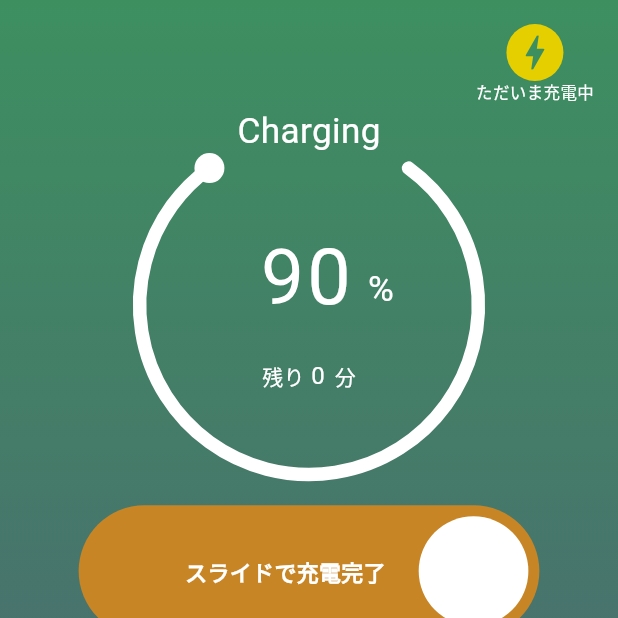
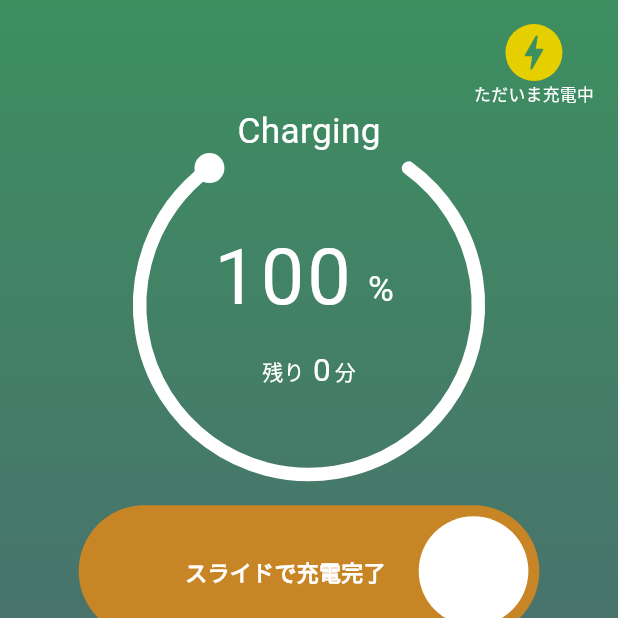
Before and after one commit to Sugisaki/Workshop, a Flutter app: the screen it shows after launch, on a phone screen of 412 x 824 dp, the top half of it. Run offline on Flutter 3.47's test engine with Material 3 defaults, Android fonts, the phone set to English and light mode, and no system bars.

Commit message:
アニメーション完了時の表示変化

```diff
--- a/lib/main.dart
+++ b/lib/main.dart
@@ -2,8 +2,8 @@ import 'package:flutter/material.dart';
 import 'package:flutter/services.dart';
 import 'dart:math' as math;
 
+import 'package:workshop/ChargePage.dart';
 import 'package:workshop/widgets/ProgressArc.dart';
-import 'package:workshop/ChargePage.dart';
 import 'package:workshop/widgets/DrumRollNumbers.dart';
 import 'package:workshop/widgets/MainFooter.dart';
 import 'package:workshop/widgets/CustomSlideSwitch.dart';
@@ -45,7 +45,7 @@ class _MyHomePageState extends State<MyHomePage> {
       GlobalKey<ProgressArcState>();
   final GlobalKey<DrumRollNumbersState> _drumKey =
       GlobalKey<DrumRollNumbersState>();
-
+  bool chargeCompleted = false; // 充電完了
   void _startAnimation() {
     _progressArcKey.currentState!.resetAnimation(); // アニメーション
     _drumKey.currentState!.startRolling([0, 9]); // アニメーション
@@ -67,6 +67,8 @@ class _MyHomePageState extends State<MyHomePage> {
     print('Label Large: ${textTheme.labelLarge?.fontSize}');
     print('Label Medium: ${textTheme.labelMedium?.fontSize}');
     print('Label Small: ${textTheme.labelSmall?.fontSize}');
+
+    double fontSizeM = textTheme.bodyMedium?.fontSize ?? 14;
 
     return Scaffold(
       body: SafeArea(
@@ -120,7 +122,7 @@ class _MyHomePageState extends State<MyHomePage> {
                           ),
                           Text("ただいま充電中",
                               style: TextStyle(
-                                fontSize: textTheme.labelSmall?.fontSize,
+                                fontSize: fontSizeM * 0.8,
                                 color: Colors.white,
                               )
                           )
@@ -142,6 +144,12 @@ class _MyHomePageState extends State<MyHomePage> {
                           endCapRadius: 10.0,
                           startAngle: -math.pi * 1 / 2 + (math.pi * 0.2), // 1時の方向
                           endAngle: math.pi * 3 / 2 - (math.pi * 0.2), // 11時の方向
+                          onAnimationCompleted: () {
+                            // アニメーション完了
+                            setState(() {
+                              chargeCompleted = true;
+                            });
+                          },
                           key: _progressArcKey,
                         ),
                       ),
@@ -163,8 +171,9 @@ class _MyHomePageState extends State<MyHomePage> {
                           ),
                         ),
                       ),
-                      // ドラムロール
-                      Positioned(
+                      // ドラムロール（充電未完から startRolling でアニメーション）
+                      (!chargeCompleted)
+                      ? Positioned(
                         top: progressArcSize / 4,
                         left: screenWidth * 0,
                         child: Container(
@@ -179,6 +188,26 @@ class _MyHomePageState extends State<MyHomePage> {
                               textColor: Colors.white,
                               fontSize: progressArcSize * 0.22,
                               key: _drumKey,
+                            ),
+                          ),
+                        ),
+                      )
+                      // ドラムロール（充電完了したら　100 を表示）
+                      : Positioned(
+                        top: progressArcSize / 4,
+                        left: screenWidth * 0,
+                        child: Container(
+                          alignment: Alignment.centerRight,
+                          height: progressArcSize / 3,
+                          width: progressArcSize * 2/3 , // 幅　2/3
+                          child: Container(
+                            color: Colors.transparent,
+                            child: DrumRollNumbers(
+                              columnNum: 3,
+                              initialNumbers: const [1, 0, 0],
+                              textColor: Colors.white,
+                              fontSize: progressArcSize * 0.22,
+                              key: null,
                             ),
                           ),
                         ),
@@ -219,9 +248,9 @@ class _MyHomePageState extends State<MyHomePage> {
                               ),
                               Container(
                                 width: 20,
-                                child: Text(" 0",
+                                child: Text(chargeCompleted ? " 0" : '  ',
                                   style: TextStyle(
-                                    fontSize: textTheme.bodyLarge?.fontSize,
+                                    fontSize: fontSizeM * 1.5,
                                     color: Colors.white
                                   ),
                                 ),
@@ -252,6 +281,9 @@ class _MyHomePageState extends State<MyHomePage> {
                     },
                     onSlideLeft: () {
                       print("<<<左");
+                      setState(() {
+                        chargeCompleted = false;
+                      });
                     },
                   ),
                   const SizedBox(height: 16.0),
@@ -280,6 +312,9 @@ class _MyHomePageState extends State<MyHomePage> {
             icon: Icons.bolt,
             label: '充電',
             onPressed: () {
+              setState(() {
+                chargeCompleted = false;
+              });
               Navigator.push(
                 context,
                 MaterialPageRoute(
--- a/lib/widgets/DrumRollNumbers.dart
+++ b/lib/widgets/DrumRollNumbers.dart
@@ -5,14 +5,14 @@ class DrumRollNumbers extends StatefulWidget {
   final double fontSize; // フォントサイズ
   final Color textColor; // テキスト色
   final int columnNum; // カラム数
-  final GlobalKey<DrumRollNumbersState> key;
+  final GlobalKey<DrumRollNumbersState>? key;
 
   const DrumRollNumbers({
     this.initialNumbers = const [0, 0],
     this.fontSize = 60.0,
     this.textColor = Colors.white,
     this.columnNum = 2,
-    required this.key
+    this.key
   }) : super(key: key);
 
   @override
--- a/lib/widgets/ProgressArc.dart
+++ b/lib/widgets/ProgressArc.dart
@@ -9,15 +9,17 @@ class ProgressArc extends StatefulWidget {
   final double endCapRadius; // 終端円の大きさ
   final double startAngle; // 円弧の始点
   final double endAngle; // 円弧の終点
+  final VoidCallback? onAnimationCompleted;
   final GlobalKey<ProgressArcState> key;
 
-  ProgressArc({
+  const ProgressArc({
     required this.progress,
     required this.color,
     this.strokeWidth = 10.0,
     this.endCapRadius = 15.0,
     this.startAngle = - math.pi,
     this.endAngle = 0,
+    this.onAnimationCompleted,
     required this.key,
   }) : super(key: key);
 
@@ -41,11 +43,18 @@ class ProgressArcState extends State<ProgressArc>
     super.initState();
     _animationController = AnimationController(
       vsync: this,
-      duration: Duration(milliseconds: 1000),
+      duration: const Duration(milliseconds: 1000),
     );
     _animation = Tween<double>(begin: 0, end: widget.progress).animate(
       CurvedAnimation(parent: _animationController, curve: Curves.easeInOut),
     );
+    _animationController.addStatusListener((status) {
+      if (status == AnimationStatus.completed) {
+        if (_animation.value == widget.progress && widget.onAnimationCompleted != null) {
+          widget.onAnimationCompleted!();
+        }
+      }
+    });
     _animationController.forward();
   }
 
```
